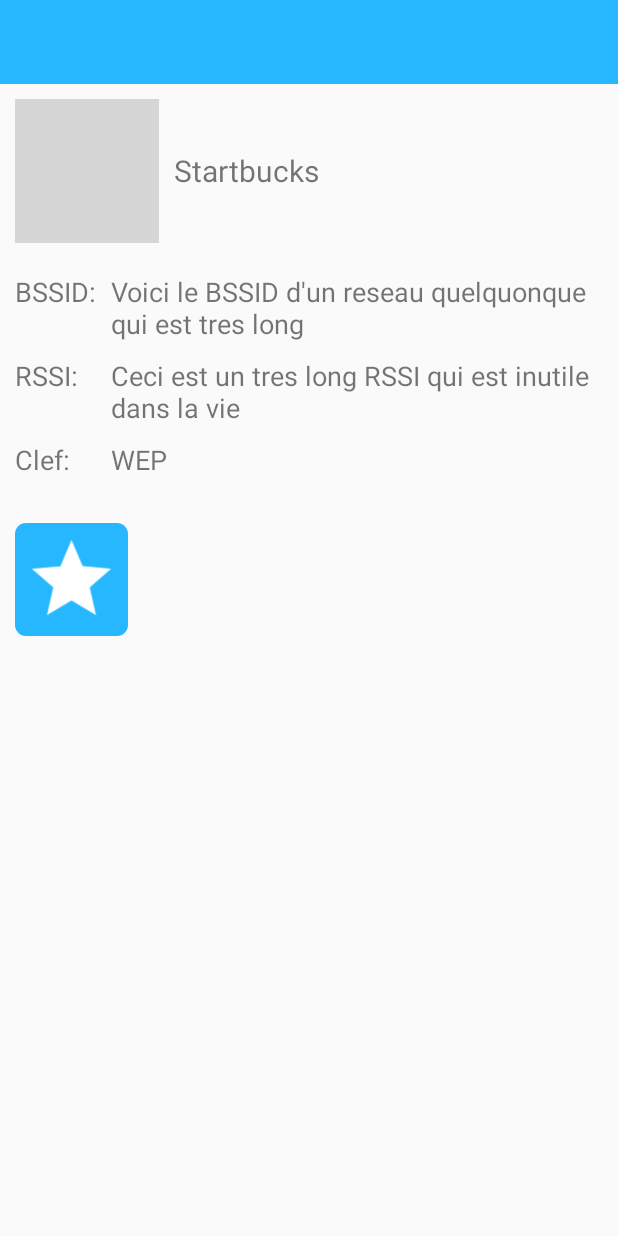
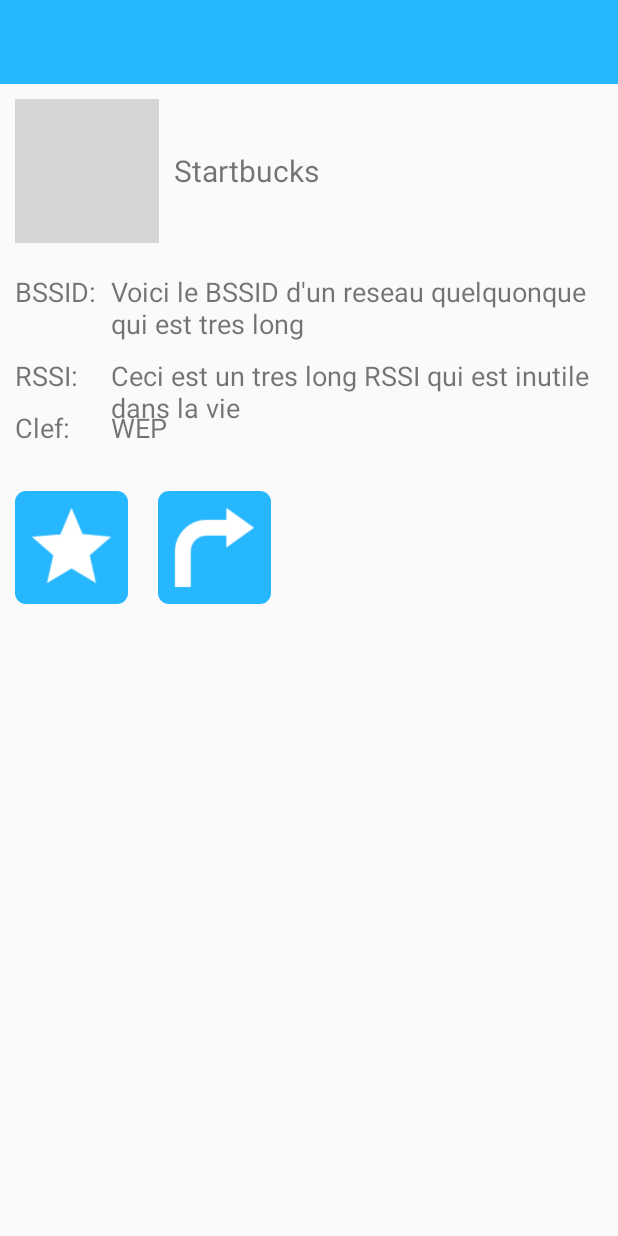
Before and after one commit to SuperPandaFunk/H2018, an Android app: the layout view_beacon.xml on its own in the app's theme, with its tools: preview values and no code run, on a phone screen of 412 x 824 dp. Run offline under Robolectric (Android 15) with nearby library versions, the phone set to English and light mode, and no system bars; grey boxes are pictures that could not be loaded.

Commit message:
Ajout de la vue et de l'activite focus sur le beacon

```diff
--- a/INF8405 - Informatique mobile/Wifi-Searcher/app/src/main/AndroidManifest.xml
+++ b/INF8405 - Informatique mobile/Wifi-Searcher/app/src/main/AndroidManifest.xml
@@ -28,6 +28,11 @@
             android:theme="@style/AppTheme"
             />
 
+        <activity android:name=".activities.ViewBeaconActivity"
+            android:screenOrientation="portrait"
+            android:theme="@style/AppTheme"
+            />
+
         <meta-data
             android:name="com.google.android.geo.API_KEY"
             android:value="AIzaSyBu_Kp6-jjKYhsB40W56nAWIZt-OT0H8TY"/>
--- a/INF8405 - Informatique mobile/Wifi-Searcher/app/src/main/java/polytechnique/wifi_searcher/Adapter/BeaconListAdapter.java
+++ b/INF8405 - Informatique mobile/Wifi-Searcher/app/src/main/java/polytechnique/wifi_searcher/Adapter/BeaconListAdapter.java
@@ -69,7 +69,7 @@
 
     @Override
     public Object getItem(int position) {
-        return position;
+        return beaconList.get(position);
     }
 
     @Override
--- a/INF8405 - Informatique mobile/Wifi-Searcher/app/src/main/java/polytechnique/wifi_searcher/activities/mapActivity.java
+++ b/INF8405 - Informatique mobile/Wifi-Searcher/app/src/main/java/polytechnique/wifi_searcher/activities/mapActivity.java
@@ -1,14 +1,9 @@
 package polytechnique.wifi_searcher.activities;
 
 import android.os.Bundle;
-import android.support.annotation.Nullable;
 import android.support.v4.app.FragmentTransaction;
 import android.support.v4.view.ViewPager;
 import android.support.v7.app.AppCompatActivity;
-
-import com.google.android.gms.maps.GoogleMap;
-import com.google.android.gms.maps.OnMapReadyCallback;
-import com.google.android.gms.maps.SupportMapFragment;
 
 import polytechnique.wifi_searcher.R;
 import polytechnique.wifi_searcher.fragments.NavigationBarFrag;
--- a/INF8405 - Informatique mobile/Wifi-Searcher/app/src/main/java/polytechnique/wifi_searcher/activities/startActivity.java
+++ b/INF8405 - Informatique mobile/Wifi-Searcher/app/src/main/java/polytechnique/wifi_searcher/activities/startActivity.java
@@ -27,7 +27,7 @@
         public void onClick(View v) {
             Intent startMapActivity = new Intent(startActivity.this, mapActivity.class);
             startActivity(startMapActivity);
-           // finish();
+            finish();
         }
     };
 
--- a/INF8405 - Informatique mobile/Wifi-Searcher/app/src/main/res/layout/view_beacon.xml
+++ b/INF8405 - Informatique mobile/Wifi-Searcher/app/src/main/res/layout/view_beacon.xml
@@ -85,7 +85,7 @@
         <TextView
             android:layout_width="wrap_content"
             android:layout_height="wrap_content"
-            android:layout_below="@id/rssi"
+            android:layout_below="@id/rssiStatic"
             android:layout_alignStart="@id/rssiStatic"
             android:layout_marginTop="10dp"
             android:textSize="18sp"
@@ -101,13 +101,15 @@
             android:layout_marginEnd="10dp"
             android:layout_marginBottom="10dp"
             android:textAllCaps="true"
-            android:text="WEP"/>
+            android:text="WEP"
+            android:id="@+id/encryptionKey"/>
 
     </RelativeLayout>
 
     <LinearLayout
         android:layout_width="match_parent"
         android:layout_height="wrap_content"
+        android:orientation="horizontal"
         android:paddingBottom="10dp">
 
         <ImageButton
@@ -118,7 +120,19 @@
             android:layout_marginStart="10dp"
             android:layout_marginTop="20dp"
             android:background="@drawable/start_button_background"
-            android:tint="@color/white"/>
+            android:tint="@color/white"
+            android:id="@+id/favorite"/>
+
+        <ImageButton
+            android:layout_width="75dp"
+            android:layout_height="75dp"
+            android:layout_marginTop="20dp"
+            android:layout_marginStart="20dp"
+            android:background="@drawable/start_button_background"
+            android:src="@drawable/right_arrow"
+            android:scaleType="centerInside"
+            android:tint="@color/white"
+            android:id="@+id/direction"/>
 
     </LinearLayout>
 
```
Also changed, not shown: INF8405 - Informatique mobile/Wifi-Searcher/app/src/main/java/polytechnique/wifi_searcher/activities/ViewBeaconActivity.java (+57 -0 lines), INF8405 - Informatique mobile/Wifi-Searcher/app/src/main/java/polytechnique/wifi_searcher/fragments/ListFrag.java (+19 -7 lines), INF8405 - Informatique mobile/Wifi-Searcher/app/src/main/java/polytechnique/wifi_searcher/fragments/MapFrag.java (+9 -6 lines).
